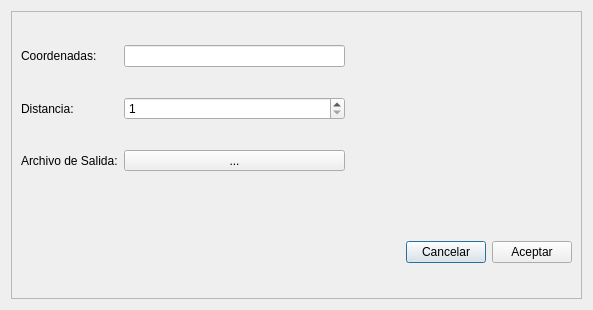
Above: designer/gui.ui from IvanBodnar/antecedentes_2016_qt before the change. Below: the same form after it.
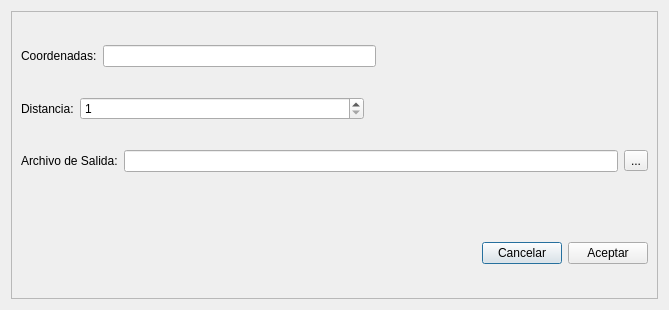
That is the form after the change.

```diff
--- a/designer/gui.ui
+++ b/designer/gui.ui
@@ -6,7 +6,7 @@
    <rect>
     <x>0</x>
     <y>0</y>
-    <width>593</width>
+    <width>669</width>
     <height>310</height>
    </rect>
   </property>
@@ -22,15 +22,17 @@
      <property name="frameShadow">
       <enum>QFrame::Raised</enum>
      </property>
-     <layout class="QGridLayout" name="gridLayout">
-      <item row="0" column="0">
+     <layout class="QVBoxLayout" name="verticalLayout_2">
+      <item>
+       <layout class="QHBoxLayout" name="horizontalLayout_2">
+        <item>
        <widget class="QLabel" name="label">
         <property name="text">
          <string>Coordenadas:</string>
         </property>
        </widget>
       </item>
-      <item row="0" column="1">
+        <item>
        <widget class="QLineEdit" name="coordenadas_lineEdit">
         <property name="inputMask">
          <string/>
@@ -40,15 +42,44 @@
         </property>
        </widget>
       </item>
-      <item row="1" column="0">
+        <item>
+         <spacer name="horizontalSpacer_3">
+          <property name="orientation">
+           <enum>Qt::Horizontal</enum>
+          </property>
+          <property name="sizeHint" stdset="0">
+           <size>
+            <width>40</width>
+            <height>20</height>
+           </size>
+          </property>
+         </spacer>
+        </item>
+       </layout>
+      </item>
+      <item>
+       <layout class="QHBoxLayout" name="horizontalLayout_3">
+        <item>
        <widget class="QLabel" name="label_2">
+          <property name="sizePolicy">
+           <sizepolicy hsizetype="Maximum" vsizetype="Preferred">
+            <horstretch>0</horstretch>
+            <verstretch>0</verstretch>
+           </sizepolicy>
+          </property>
         <property name="text">
          <string>Distancia:</string>
         </property>
        </widget>
       </item>
-      <item row="1" column="1">
+        <item>
        <widget class="QSpinBox" name="distancia_spinBox">
+          <property name="sizePolicy">
+           <sizepolicy hsizetype="Expanding" vsizetype="Fixed">
+            <horstretch>0</horstretch>
+            <verstretch>0</verstretch>
+           </sizepolicy>
+          </property>
         <property name="minimum">
          <number>1</number>
         </property>
@@ -57,27 +88,24 @@
         </property>
        </widget>
       </item>
-      <item row="1" column="2">
-       <spacer name="horizontalSpacer_3">
+        <item>
+         <spacer name="horizontalSpacer_4">
         <property name="orientation">
          <enum>Qt::Horizontal</enum>
         </property>
         <property name="sizeHint" stdset="0">
          <size>
-          <width>218</width>
+            <width>40</width>
           <height>20</height>
          </size>
         </property>
        </spacer>
       </item>
-      <item row="2" column="0">
-       <widget class="QLabel" name="label_3">
-        <property name="text">
-         <string>Archivo de Salida:</string>
-        </property>
-       </widget>
+       </layout>
       </item>
-      <item row="2" column="1">
+      <item>
+       <layout class="QGridLayout" name="gridLayout_2">
+        <item row="0" column="2">
        <widget class="QToolButton" name="file_toolButton">
         <property name="sizePolicy">
          <sizepolicy hsizetype="Minimum" vsizetype="Fixed">
@@ -90,7 +118,19 @@
         </property>
        </widget>
       </item>
-      <item row="3" column="0">
+        <item row="0" column="0">
+         <widget class="QLabel" name="label_3">
+          <property name="text">
+           <string>Archivo de Salida:</string>
+          </property>
+         </widget>
+        </item>
+        <item row="0" column="1">
+         <widget class="QLineEdit" name="file_lineEdit"/>
+        </item>
+       </layout>
+      </item>
+      <item>
        <spacer name="verticalSpacer">
         <property name="orientation">
          <enum>Qt::Vertical</enum>
@@ -106,7 +146,7 @@
         </property>
        </spacer>
       </item>
-      <item row="4" column="0" colspan="3">
+      <item>
        <layout class="QHBoxLayout" name="horizontalLayout">
         <item>
          <spacer name="horizontalSpacer">
```
Lines whose indentation alone changed are shown as unchanged.
